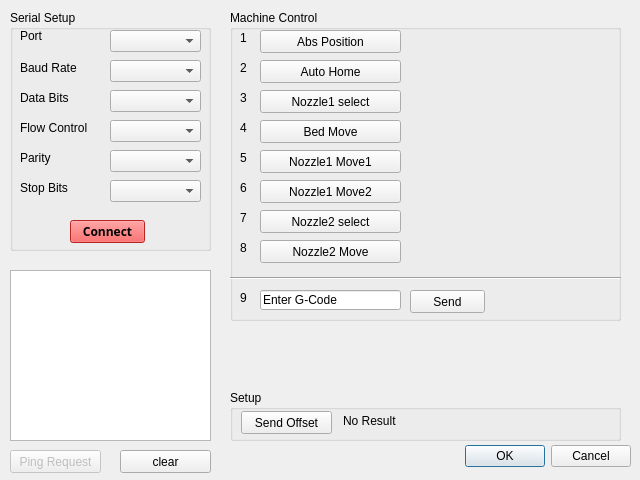
Above: Nozzle_Serial.ui from internaru/Michelan_Jig before the change. Below: the same form after it.
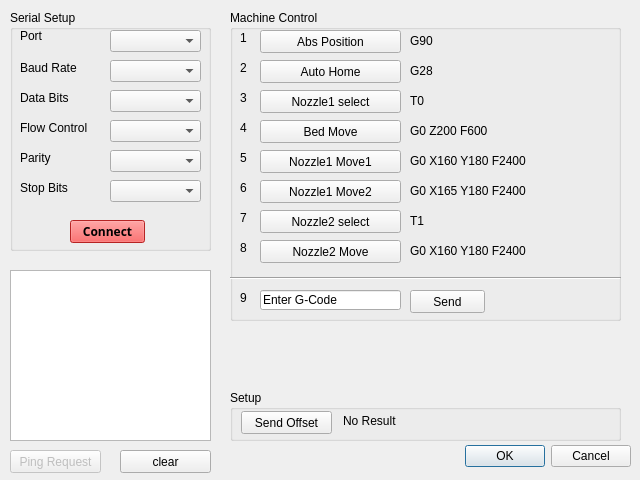
That is the form after the change.

Commit message: Serial I/F and Machine Control complete

```diff
--- a/Nozzle_Serial.ui
+++ b/Nozzle_Serial.ui
@@ -501,6 +501,110 @@
      <enum>Qt::Horizontal</enum>
     </property>
    </widget>
+   <widget class="QLabel" name="label_code1">
+    <property name="geometry">
+     <rect>
+      <x>180</x>
+      <y>20</y>
+      <width>191</width>
+      <height>21</height>
+     </rect>
+    </property>
+    <property name="text">
+     <string>G90</string>
+    </property>
+   </widget>
+   <widget class="QLabel" name="label_code2">
+    <property name="geometry">
+     <rect>
+      <x>180</x>
+      <y>50</y>
+      <width>191</width>
+      <height>21</height>
+     </rect>
+    </property>
+    <property name="text">
+     <string>G28</string>
+    </property>
+   </widget>
+   <widget class="QLabel" name="label_code3">
+    <property name="geometry">
+     <rect>
+      <x>180</x>
+      <y>80</y>
+      <width>191</width>
+      <height>21</height>
+     </rect>
+    </property>
+    <property name="text">
+     <string>T0</string>
+    </property>
+   </widget>
+   <widget class="QLabel" name="label_code4">
+    <property name="geometry">
+     <rect>
+      <x>180</x>
+      <y>110</y>
+      <width>191</width>
+      <height>21</height>
+     </rect>
+    </property>
+    <property name="text">
+     <string>G0 Z200 F600</string>
+    </property>
+   </widget>
+   <widget class="QLabel" name="label_code5">
+    <property name="geometry">
+     <rect>
+      <x>180</x>
+      <y>140</y>
+      <width>191</width>
+      <height>21</height>
+     </rect>
+    </property>
+    <property name="text">
+     <string>G0 X160 Y180 F2400</string>
+    </property>
+   </widget>
+   <widget class="QLabel" name="label_code6">
+    <property name="geometry">
+     <rect>
+      <x>180</x>
+      <y>170</y>
+      <width>191</width>
+      <height>21</height>
+     </rect>
+    </property>
+    <property name="text">
+     <string>G0 X165 Y180 F2400</string>
+    </property>
+   </widget>
+   <widget class="QLabel" name="label_code7">
+    <property name="geometry">
+     <rect>
+      <x>180</x>
+      <y>200</y>
+      <width>191</width>
+      <height>21</height>
+     </rect>
+    </property>
+    <property name="text">
+     <string>T1</string>
+    </property>
+   </widget>
+   <widget class="QLabel" name="label_code8">
+    <property name="geometry">
+     <rect>
+      <x>180</x>
+      <y>230</y>
+      <width>191</width>
+      <height>21</height>
+     </rect>
+    </property>
+    <property name="text">
+     <string>G0 X160 Y180 F2400</string>
+    </property>
+   </widget>
   </widget>
   <widget class="QGroupBox" name="groupBox_3">
    <property name="geometry">
```
The commit also changes 4 other files.
